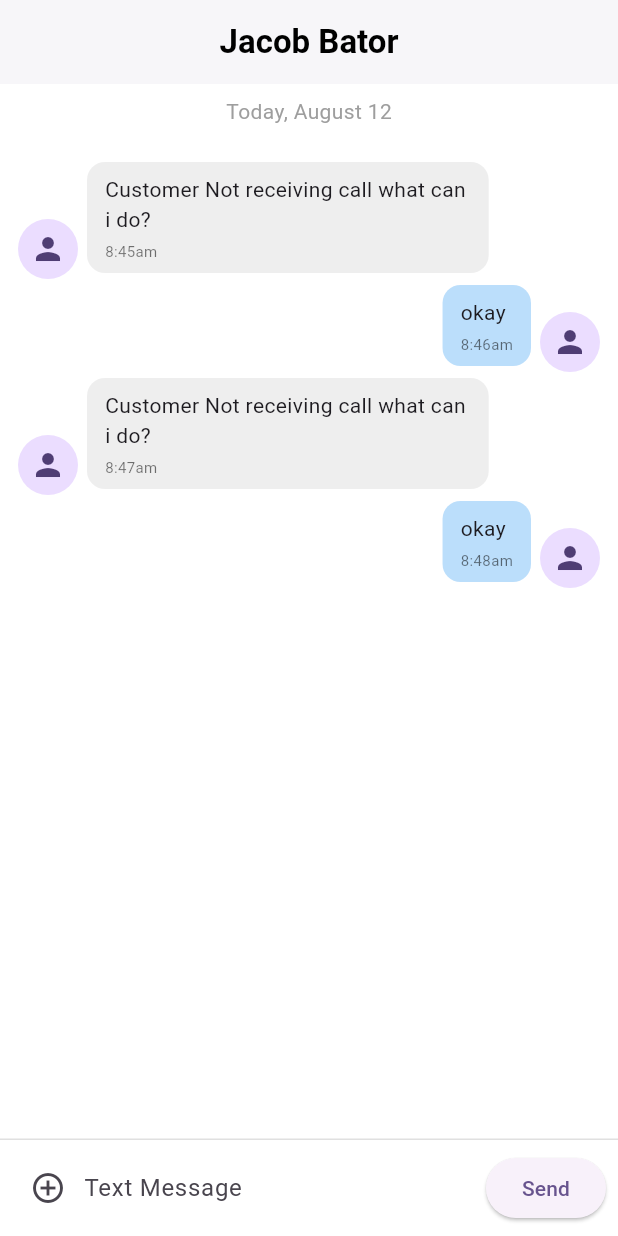
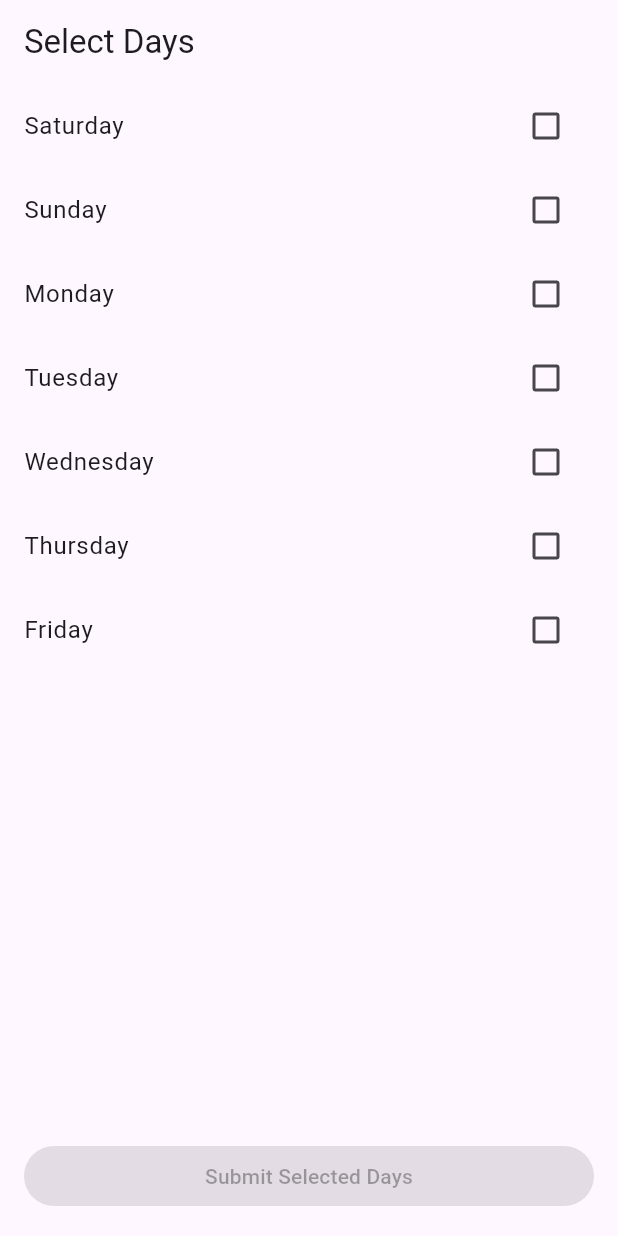
Before and after one commit to srmanry/messageapp, a Flutter app: the screen it shows after launch, on a phone screen of 412 x 824 dp. Run offline on Flutter 3.47's test engine with Material 3 defaults, Android fonts, the phone set to English and light mode, and no system bars; our stand-ins replace flutter_secure_storage, get.

Commit message:
selectd day

```diff
--- /dev/null
+++ b/lib/features/massage/controller/test_day_controller.dart
@@ -0,0 +1,28 @@
+import 'package:get/get.dart';
+
+class DaysController extends GetxController {
+  // সব দিনের নাম
+  final days = const [
+    "Saturday",
+    "Sunday",
+    "Monday",
+    "Tuesday",
+    "Wednesday",
+    "Thursday",
+    "Friday",
+  ];
+
+  // সিলেক্টেড দিনের লিস্ট
+  final selectedDays = <String>[].obs;
+
+  // Toggle select/unselect
+  void toggleDay(String day) {
+    if (selectedDays.contains(day)) {
+      selectedDays.remove(day);
+    } else {
+      selectedDays.add(day);
+    }
+  }
+
+
+}
--- a/lib/cart_screen.dart
+++ b/lib/features/massage/view/cart_screen.dart
@@ -1,5 +1,5 @@
 import 'package:flutter/material.dart';
-import 'massage_model.dart';
+import '../model/massage_model.dart';
 
 class MessageScreen extends StatelessWidget {
   final List<Message> messages = [
--- /dev/null
+++ b/lib/features/massage/view/test_day_selected.dart
@@ -0,0 +1,67 @@
+import 'package:chatapp/features/massage/controller/test_day_controller.dart';
+import 'package:flutter/material.dart';
+import 'package:get/get.dart';
+
+/// --------------------
+/// Controller
+/// --------------------
+
+/// --------------------
+/// UI
+/// --------------------
+class DaysSelectionScreen extends StatelessWidget {
+  const DaysSelectionScreen({super.key});
+
+  @override
+  Widget build(BuildContext context) {
+    final controller = Get.put(DaysController());
+
+    return Scaffold(
+      appBar: AppBar(
+        title: const Text("Select Days"),
+      ),
+      body: Obx(
+        () => ListView.builder(
+          itemCount: controller.days.length,
+          itemBuilder: (context, index) {
+            final day = controller.days[index];
+            final isSelected = controller.selectedDays.contains(day);
+
+            return ListTile(
+              title: Text(day),
+              trailing: Checkbox(
+                value: isSelected,
+                onChanged: (_) => controller.toggleDay(day),
+              ),
+              onTap: () => controller.toggleDay(day),
+            );
+          },
+        ),
+      ),
+      bottomNavigationBar: Padding(
+        padding: const EdgeInsets.all(16.0),
+        child: ElevatedButton(
+          onPressed: controller.selectedDays.isEmpty
+              ? null
+              : () {
+                  final selected = controller.selectedDays.join(", ");
+                  showDialog(
+                    context: context,
+                    builder: (_) => AlertDialog(
+                      title: const Text("Selected Days"),
+                      content: Text(selected),
+                      actions: [
+                        TextButton(
+                          onPressed: () => Navigator.pop(context),
+                          child: const Text("OK"),
+                        ),
+                      ],
+                    ),
+                  );
+                },
+          child: const Text("Submit Selected Days"),
+        ),
+      ),
+    );
+  }
+}
--- a/lib/main.dart
+++ b/lib/main.dart
@@ -1,5 +1,5 @@
-import 'package:chatapp/cart_screen.dart';
-import 'package:chatapp/chart_list.dart';
+import 'package:chatapp/features/massage/view/cart_screen.dart';
+import 'package:chatapp/features/massage/view/test_day_selected.dart';
 import 'package:flutter/material.dart';
 
 void main() {
@@ -19,7 +19,8 @@ class MyApp extends StatelessWidget {
 
         colorScheme: ColorScheme.fromSeed(seedColor: Colors.deepPurple),
       ),
-      home: MessageScreen(),
+      home: DaysSelectionScreen(),
+      //MessageScreen(),
       //home: ChartListScreen(charts: []),
     );
   }
```
Also changed, not shown: lib/core/network/token_menager.dart (added, +34 -0 lines), pubspec.yaml (+9 -33 lines), lib/features/massage/model/massage_model.dart (renamed from lib/massage_model.dart), lib/features/massage/view/chart_list.dart (renamed from lib/chart_list.dart), pubspec.lock, 5 other files.
